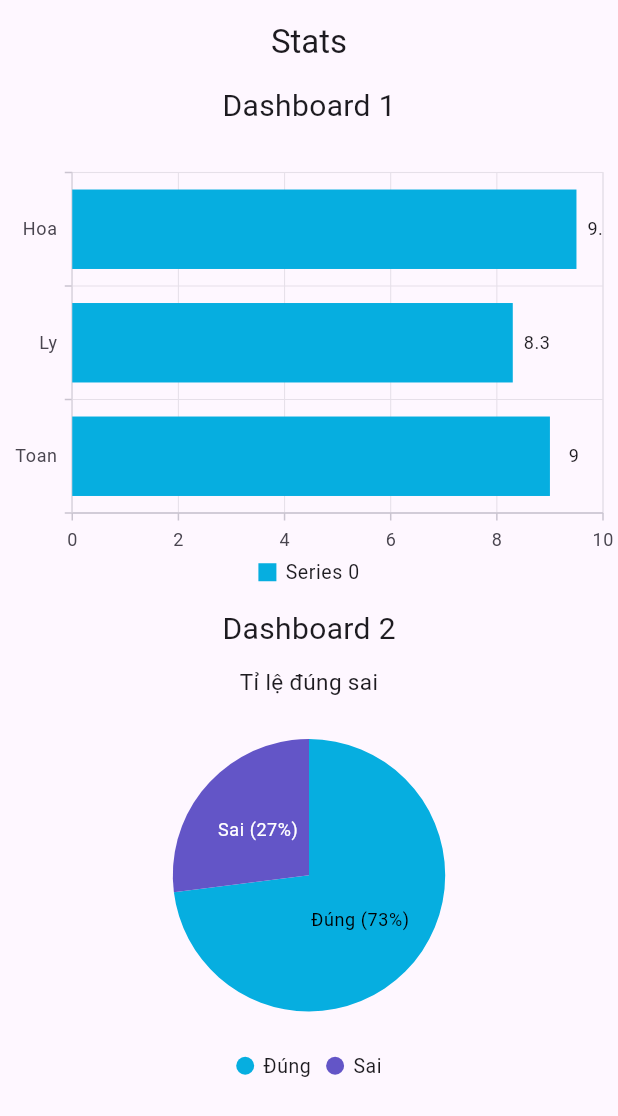
After one commit to quangvtvp/flutter-app-01, a Flutter app: the StatsWidget screen opened directly, on a phone screen of 412 x 824 dp. The commit adds this screen. Shown: the top 1116 px of the screen. Run offline on Flutter 3.47's test engine with Material 3 defaults, Android fonts, the phone set to English and light mode, and no system bars; our stand-ins replace audioplayers, supabase_flutter, syncfusion_flutter_charts; accounts and stored records are empty; network calls fail.

Commit message:
sample chart

```diff
--- a/lib/exercise/adding state/quiz_pageview_fromjson.dart
+++ b/lib/exercise/adding state/quiz_pageview_fromjson.dart
@@ -33,7 +33,7 @@ class _QuizTakePageState extends State<QuizTakePage>
   void initState() {
     super.initState();
     _pageController = PageController();
-    _examFuture = readExamFromJson(widget.examId);
+    _examFuture = QuizQueryService().getExamDetail(widget.examId);
   }
 
   Future<ExamDetail> readExamFromJson(int examId) async {
--- /dev/null
+++ b/lib/samples/chartsample.dart
@@ -0,0 +1,156 @@
+import 'package:flutter/material.dart';
+import 'package:flutter/widgets.dart';
+import 'package:syncfusion_flutter_charts/charts.dart';
+
+main() {
+  runApp(const MaterialApp(
+    home: FusionChart(),
+  ));
+}
+
+class FusionChart extends StatefulWidget {
+  const FusionChart({super.key});
+
+  @override
+  State<FusionChart> createState() => _FusionChartState();
+}
+
+class _FusionChartState extends State<FusionChart> {
+  Future<ChartData> mockDataFromServer() async {
+    // Simulate a network call
+    await Future.delayed(const Duration(seconds: 4));
+    // Sample data
+    // Sample data
+    final List<RateData> rateData = [
+      RateData('Đúng', 54),
+      RateData('Sai', 27),
+    ];
+
+    final List<SubjectAverage> subjectAverage = [
+      SubjectAverage('Toan', 9.0),
+      SubjectAverage('Ly', 8.3),
+      SubjectAverage('Hoa', 9.5),
+      SubjectAverage('Van', 8.0),
+    ];
+
+    final List<FlashCardStats> flashCardStats = [
+      FlashCardStats(item: 'Quiz đã làm', count: 8),
+      FlashCardStats(item: 'Word đã học', count: 40),
+    ];
+    return ChartData(rateData, subjectAverage, flashCardStats);
+  }
+
+  @override
+  Widget build(BuildContext context) {
+    return Scaffold(
+      appBar: AppBar(
+        title: const Text('Fusion Chart'),
+      ),
+      body: Center(
+        child: FutureBuilder<ChartData>(
+          future: mockDataFromServer(),
+          builder: (context, snapshot) {
+            if (snapshot.connectionState == ConnectionState.waiting) {
+              return const Center(child: CircularProgressIndicator());
+            }
+            if (snapshot.hasError) {
+              return Center(child: Text(snapshot.error.toString()));
+            }
+            return SingleChildScrollView(
+              child: Column(
+                mainAxisAlignment: MainAxisAlignment.start,
+                children: [
+                  const Text('Fusion Chart dashboard 1'),
+                  SfCircularChart(
+                    title: const ChartTitle(text: 'Tỉ lệ trả lời đúng'),
+                    legend: const Legend(
+                      isVisible: true,
+                      position: LegendPosition.right,
+                    ),
+                    series: [
+                      PieSeries<RateData, String>(
+                        dataSource: snapshot.data?.rateData ?? [],
+                        xValueMapper: (RateData data, _) => data.name,
+                        yValueMapper: (RateData data, _) => data.count,
+                        dataLabelSettings:
+                            const DataLabelSettings(isVisible: true),
+                      )
+                    ],
+                  ),
+                  const Text('Fusion Chart dashboard 2'),
+                  SfCartesianChart(
+                    primaryXAxis: CategoryAxis(),
+                    legend: const Legend(
+                      isVisible: true,
+                      position: LegendPosition.bottom,
+                    ),
+                    series: [
+                      BarSeries<SubjectAverage, String>(
+                        dataSource: snapshot.data?.subjectAverage ?? [],
+                        xValueMapper: (SubjectAverage data, _) => data.subject,
+                        yValueMapper: (SubjectAverage data, _) =>
+                            data.averageScore,
+                        dataLabelSettings:
+                            const DataLabelSettings(isVisible: true),
+                      )
+                    ],
+                  ),
+                  const Text('Fusion Chart dashboard 3'),
+                  SfCartesianChart(
+                    primaryXAxis: CategoryAxis(),
+                    legend: const Legend(
+                      isVisible: true,
+                      position: LegendPosition.bottom,
+                    ),
+                    series: [
+                      BarSeries<FlashCardStats, String>(
+                        dataSource: snapshot.data?.flashCardStats ?? [],
+                        xValueMapper: (FlashCardStats data, _) => data.item,
+                        yValueMapper: (FlashCardStats data, _) => data.count,
+                        dataLabelSettings:
+                            const DataLabelSettings(isVisible: true),
+                        width: 0.4,
+                      )
+                    ],
+                  )
+                ],
+              ),
+            );
+          },
+        ),
+      ),
+    );
+  }
+}
+
+class ChartData {
+  // include RateData, SubjectAverage, FlashCardStats
+  final List<RateData> rateData;
+  final List<SubjectAverage> subjectAverage;
+  final List<FlashCardStats> flashCardStats;
+
+  ChartData(this.rateData, this.subjectAverage, this.flashCardStats);
+}
+
+class RateData {
+  final String name;
+  final double count;
+
+  RateData(this.name, this.count);
+}
+// correct answers 54, incorrect answers 20
+
+class SubjectAverage {
+  final String subject;
+  final double averageScore;
+
+  SubjectAverage(this.subject, this.averageScore);
+}
+
+// eg Vat ly 8.1, Toan 9.0, Hoa 8.5, Tieng Anh 8.0
+class FlashCardStats {
+  final String item;
+  final double count;
+
+  FlashCardStats({required this.item, required this.count});
+}
--- a/lib/samples/supabase_functions/model/leaderboard_entry.dart
+++ b/lib/samples/supabase_functions/model/leaderboard_entry.dart
@@ -3,4 +3,7 @@ class LeaderBoardEntry {
   final int score;
 
   LeaderBoardEntry({required this.user, required this.score});
+
+  @override
+  String toString() => 'LeaderBoardEntry(user: $user, score: $score)';
 }
--- a/lib/samples/supabase_functions/screens.dart
+++ b/lib/samples/supabase_functions/screens.dart
@@ -1,5 +1,4 @@
 import 'package:flutter/material.dart';
-import 'package:flutter_application/exercise/adding%20state/quiz_pageview_from_supabase.dart';
 import 'package:flutter_application/exercise/adding%20state/quiz_pageview_fromjson.dart';
 import 'package:flutter_application/samples/supabase_functions/model/exam_detail.dart';
 import 'package:flutter_application/samples/supabase_functions/model/exam_summary.dart';
@@ -82,7 +81,6 @@ class ExamListScreen extends StatelessWidget {
                   MaterialPageRoute(
                     builder: (_) => QuizTakePage(
                       examId: exam.id,
-                      dataService: dataService,
                     ),
                   ),
                 ),
--- a/lib/screens/networkingP2.dart
+++ b/lib/screens/networkingP2.dart
@@ -1,5 +1,6 @@
 import 'package:flutter/material.dart';
 import 'package:flutter_application/samples/supabase_functions/screens.dart';
+import 'package:flutter_application/screens/stats.dart';
 import 'package:flutter_application/screens/welcome.dart';
 import 'package:http/http.dart' as http;
 import 'dart:convert';
@@ -180,7 +181,8 @@ class _LoginScreenState extends State<LoginScreen> {
                             Future.delayed(Duration(milliseconds: 600), () {
                               Navigator.of(context).pushReplacement(
                                 MaterialPageRoute(
-                                  builder: (context) => SubjectListScreen(),
+                                  // builder: (context) => SubjectListScreen(),
+                                  builder: (context) => StatsWidget(),
                                 ),
                               );
                             });
--- /dev/null
+++ b/lib/screens/stats.dart
@@ -0,0 +1,100 @@
+import 'package:flutter/material.dart';
+import 'package:flutter/widgets.dart';
+import 'package:syncfusion_flutter_charts/charts.dart';
+
+class StatsWidget extends StatefulWidget {
+  const StatsWidget({super.key});
+
+  @override
+  State<StatsWidget> createState() => _MyWidgetState();
+}
+
+class _MyWidgetState extends State<StatsWidget> {
+  @override
+  Widget build(BuildContext context) {
+    final List<ChartData> chartData = [
+      ChartData('Toan', 9),
+      ChartData('Ly', 8.3),
+      ChartData('Hoa', 9.5),
+    ];
+
+    final List<RateData> rateData = [
+      RateData('Đúng', 0.73),
+      RateData('Sai', 0.27),
+    ];
+
+    return Scaffold(
+      appBar: AppBar(
+        title: const Text('Stats'),
+        centerTitle: true,
+      ),
+      body: Center(
+        child: Column(
+          mainAxisAlignment: MainAxisAlignment.start,
+          children: <Widget>[
+            const Text(
+              'Dashboard 1',
+              style: TextStyle(fontSize: 20),
+            ),
+            const SizedBox(height: 20),
+            SfCartesianChart(
+              primaryXAxis: CategoryAxis(),
+              legend: Legend(
+                isVisible: true,
+                position: LegendPosition.bottom,
+              ),
+              series: [
+                BarSeries<ChartData, String>(
+                  dataSource: chartData,
+                  xValueMapper: (ChartData data, _) => data.subject,
+                  yValueMapper: (ChartData data, _) => data.averageScore,
+                  dataLabelSettings: const DataLabelSettings(isVisible: true),
+                  width: 0.7,
+                )
+              ],
+            ),
+            const Text(
+              'Dashboard 2',
+              style: TextStyle(fontSize: 20),
+            ),
+            SfCircularChart(
+              title: ChartTitle(text: 'Tỉ lệ đúng sai'),
+              legend: Legend(
+                isVisible: true,
+                position: LegendPosition.bottom,
+              ),
+              series: <CircularSeries>[
+                PieSeries<RateData, String>(
+                  dataSource: rateData,
+                  xValueMapper: (RateData data, _) => data.type,
+                  yValueMapper: (RateData data, _) => data.rate,
+                  dataLabelMapper: (RateData data, _) {
+                    return '${data.type} (${(data.rate * 100).toStringAsFixed(0)}%)';
+                  },
+                  explode: true,
+                  dataLabelSettings: const DataLabelSettings(
+                    isVisible: true,
+                  ),
+                )
+              ],
+            ),
+          ],
+        ),
+      ),
+    );
+  }
+}
+
+class ChartData {
+  final String subject;
+  final double averageScore;
+
+  ChartData(this.subject, this.averageScore);
+}
+
+class RateData {
+  final String type;
+  final double rate;
+
+  RateData(this.type, this.rate);
+}
--- a/pubspec.yaml
+++ b/pubspec.yaml
@@ -33,6 +33,9 @@ dependencies:
   audioplayers: ^0.20.1
   http: ^0.13.1
   supabase_flutter: ^2.0.0
+  intl: ^0.20.2
+  syncfusion_flutter_charts: ^28.0.0
+
 
   # The following adds the Cupertino Icons font to your application.
   # Use with the CupertinoIcons class for iOS style icons.
@@ -67,6 +70,7 @@ flutter:
     - assets/student_list.json
     - assets/todo.json
     - assets/quiz.json
+    - assets/lichsu.json
     - assets/sound/tick.wav
     - assets/sound/win.wav
     - assets/sound/incorrect.wav
```
Also changed, not shown: assets/lichsu.json (added, +57 -0 lines), lib/samples/supabase_functions/model/stats.dart (added, +57 -0 lines), lib/samples/supabase_functions/supabase_service.dart (+168 -7 lines), pubspec.lock.
